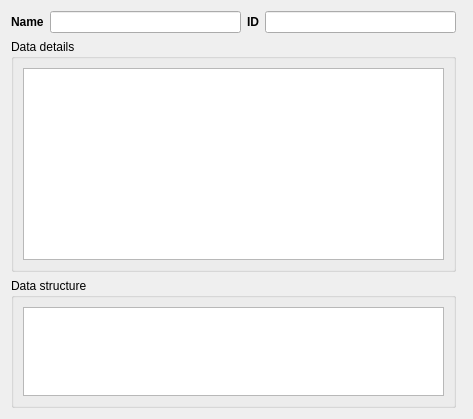
Above: geotuileur/gui/report/dlg_report.ui from JulesGrillot/plugin-qgis-geoplateforme before the change. Below: the same form after it.
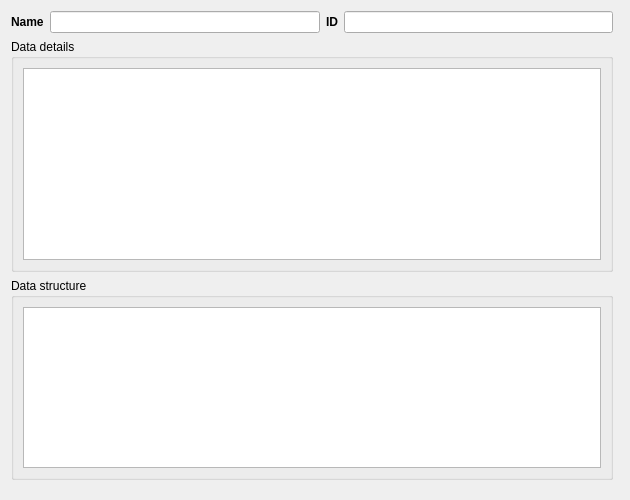
That is the form after the change. Custom widgets are drawn as their Qt base class.

Commit message: define minimum size for report dialog

```diff
--- a/geotuileur/gui/report/dlg_report.ui
+++ b/geotuileur/gui/report/dlg_report.ui
@@ -6,10 +6,16 @@
    <rect>
     <x>0</x>
     <y>0</y>
-    <width>473</width>
-    <height>419</height>
+    <width>630</width>
+    <height>500</height>
    </rect>
   </property>
+  <property name="minimumSize">
+   <size>
+    <width>630</width>
+    <height>500</height>
+   </size>
+  </property>
   <property name="windowTitle">
    <string>Report</string>
   </property>
```
